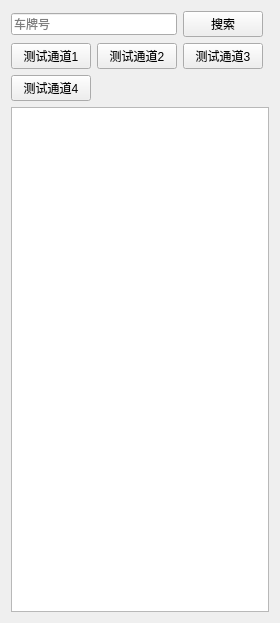
Above: MainForm/RealVideo/CarSidebar/carsidebar.ui from happyxiaotao/video_pc_tmp before the change. Below: the same form after it.
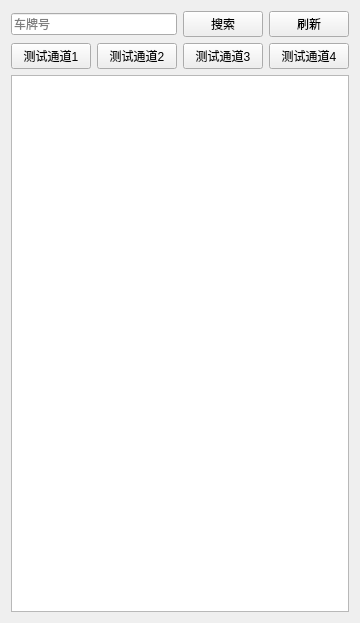
That is the form after the change.

Commit message: 1、支持点击某个车辆，在地图上进行地位，同时展示对应图标方向、车牌号和车速 2、添加刷新功能，点击之后更新车辆树 3、车辆树中每个车前，根据车辆状态，添加相应的图标 4、车辆的通道，根据通道类型，添加相应的图标

```diff
--- a/MainForm/RealVideo/CarSidebar/carsidebar.ui
+++ b/MainForm/RealVideo/CarSidebar/carsidebar.ui
@@ -70,7 +70,14 @@
      </property>
     </widget>
    </item>
-   <item row="2" column="0">
+   <item row="0" column="3">
+    <widget class="QPushButton" name="pushButton">
+     <property name="text">
+      <string>刷新</string>
+     </property>
+    </widget>
+   </item>
+   <item row="1" column="3">
     <widget class="QPushButton" name="pushButton_test_4">
      <property name="text">
       <string>测试通道4</string>
```
The commit also changes 13 other files.
